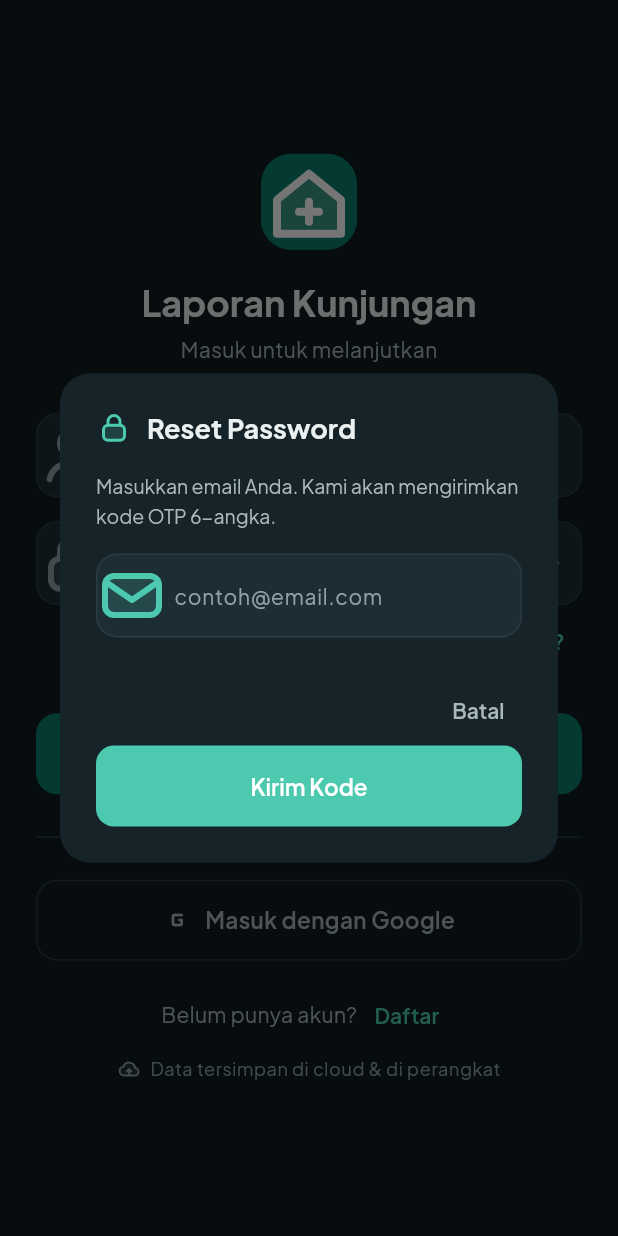
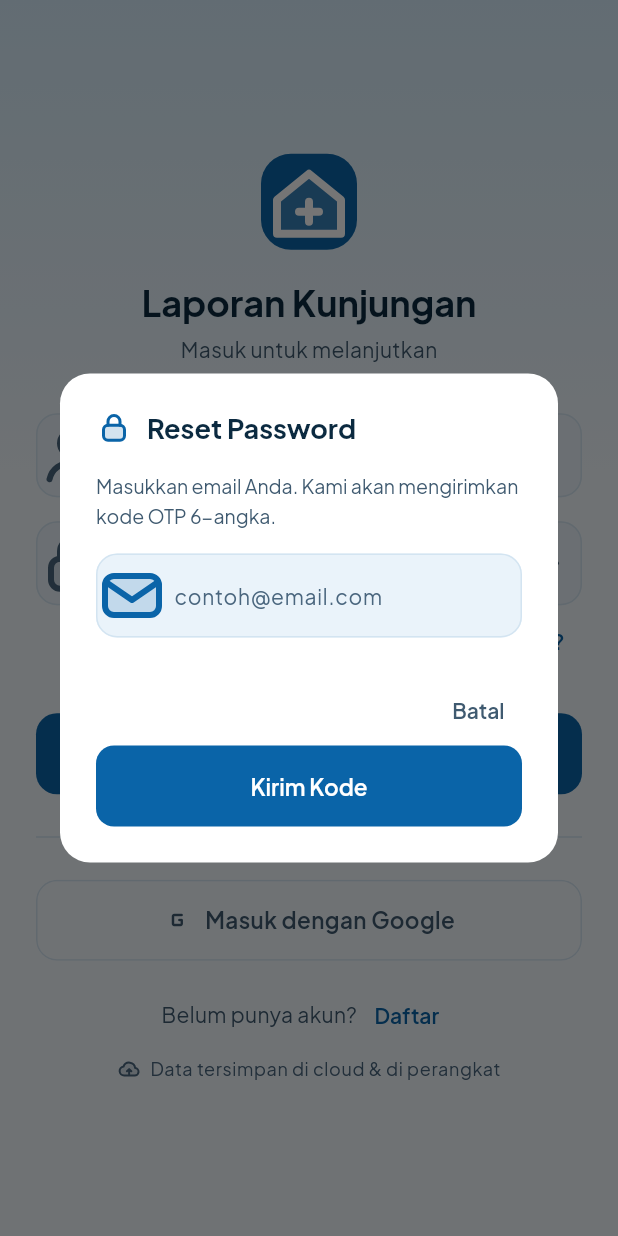
Before and after one commit to ESTAS-crypto/android-puskesmas, a Flutter app: the screen it shows after launch, after a tap on "Lupa password?", on a phone screen of 412 x 824 dp. Run offline on Flutter 3.47's test engine with Material 3 defaults, Android fonts, the phone set to English and light mode, and no system bars; our stand-ins replace flutter_svg, google_fonts, google_sign_in, image_picker, open_file, package_info_plus and 7 more; accounts and stored records are empty; project files that could hold a hidden picture were left out.

Commit message:
feat(redesign): fase 1 - implementasi tema terang Laut & Langit

```diff
--- a/lib/main.dart
+++ b/lib/main.dart
@@ -21,9 +21,9 @@ void main() async {
   SystemChrome.setSystemUIOverlayStyle(
     const SystemUiOverlayStyle(
       statusBarColor: Colors.transparent,
-      statusBarIconBrightness: Brightness.light,
-      systemNavigationBarColor: AppTheme.primaryDark,
-      systemNavigationBarIconBrightness: Brightness.light,
+      statusBarIconBrightness: Brightness.dark,
+      systemNavigationBarColor: AppTheme.bg,
+      systemNavigationBarIconBrightness: Brightness.dark,
     ),
   );
   runApp(const LaporanKunjunganApp());
@@ -37,7 +37,7 @@ class LaporanKunjunganApp extends StatelessWidget {
     return MaterialApp(
       title: 'Laporan Kunjungan Rumah',
       debugShowCheckedModeBanner: false,
-      theme: AppTheme.darkTheme,
+      theme: AppTheme.lightTheme,
       home: const SplashScreen(),
     );
   }
--- a/lib/screens/dashboard_screen.dart
+++ b/lib/screens/dashboard_screen.dart
@@ -252,8 +252,12 @@ class _DashboardScreenState extends State<DashboardScreen> {
     final firstName = nama.isEmpty ? 'Kader' : nama.split(' ').first;
 
     return Scaffold(
-      body: ConnectivityBanner(
-        child: SafeArea(
+      body: DecoratedBox(
+        decoration: const BoxDecoration(
+          gradient: AppTheme.backgroundGradient,
+        ),
+        child: ConnectivityBanner(
+          child: SafeArea(
           child: RefreshIndicator(
             onRefresh: _loadSummary,
             color: AppTheme.accent,
@@ -301,8 +305,9 @@ class _DashboardScreenState extends State<DashboardScreen> {
           ),
         ),
       ),
-    );
-  }
+    ),
+  );
+}
 
   Widget _buildHeader(String firstName) {
     final t = Theme.of(context).textTheme;
--- a/lib/screens/login_screen.dart
+++ b/lib/screens/login_screen.dart
@@ -632,8 +632,12 @@ class _LoginScreenState extends State<LoginScreen>
     var i = 0;
 
     return Scaffold(
-      body: SafeArea(
-        child: Center(
+      body: DecoratedBox(
+        decoration: const BoxDecoration(
+          gradient: AppTheme.backgroundGradient,
+        ),
+        child: SafeArea(
+          child: Center(
           child: SingleChildScrollView(
             padding: const EdgeInsets.symmetric(horizontal: 24, vertical: 24),
             child: ConstrainedBox(
@@ -954,6 +958,7 @@ class _LoginScreenState extends State<LoginScreen>
           ),
         ),
       ),
-    );
-  }
+    ),
+  );
 }
+}
--- a/lib/screens/splash_screen.dart
+++ b/lib/screens/splash_screen.dart
@@ -32,7 +32,7 @@ class _SplashScreenState extends State<SplashScreen>
     with TickerProviderStateMixin {
   static const double _total = 2.8; // detik
   static const _sky = Color(0xFFD6ECFA);
-  static const _exitColor = Color(0xFFDCEFFB);
+  static const _exitColor = AppTheme.bg;
 
   late final AnimationController _intro = AnimationController(
       vsync: this, duration: const Duration(milliseconds: 2800));
--- a/lib/theme/app_theme.dart
+++ b/lib/theme/app_theme.dart
@@ -1,4 +1,5 @@
 import 'package:flutter/material.dart';
+import 'package:flutter/services.dart';
 import 'package:google_fonts/google_fonts.dart';
 import 'motion.dart';
 
@@ -32,57 +33,72 @@ class AppTheme {
   AppTheme._();
 
   // ── Permukaan ──────────────────────────────────────────────
-  static const Color bg = Color(0xFF0F1A1E);
-  static const Color surface = Color(0xFF162329);
-  static const Color surfaceRaised = Color(0xFF1D2D34);
-  static const Color outline = Color(0xFF2A3B43);
+  static const Color bg = Color(0xFFF1F8FD);
+  static const Color surface = Color(0xFFFFFFFF);
+  static const Color surfaceRaised = Color(0xFFEAF3FA);
+  static const Color outline = Color(0xFFD3E4F1);
 
   // ── Aksen ──────────────────────────────────────────────────
-  /// Teal terang: untuk ikon, tautan, indikator di atas latar gelap (kontras ≥ 7:1).
-  static const Color accent = Color(0xFF4CC9AE);
-
-  /// Teal dalam: untuk tombol terisi. Teks putih di atasnya = kontras 4.9:1 (lulus AA).
-  static const Color primaryDeep = Color(0xFF0B7F6C);
+  /// Biru laut primer untuk tombol terisi, ikon aksen, tautan, dan indikator.
+  /// Teks putih di atasnya = kontras 6.2:1 (lulus WCAG AA).
+  static const Color accent = Color(0xFF0A64A8);
+  static const Color primaryDeep = Color(0xFF0A64A8);
 
   // ── Teks ───────────────────────────────────────────────────
-  static const Color text = Color(0xFFEAF1F0); // 14:1
-  static const Color textMuted = Color(0xFFA9B8BC); // 7.9:1
-  static const Color textFaint = Color(0xFF8FA2AB); // 6:1 (dulu 3.2:1 — gagal AA)
+  static const Color text = Color(0xFF0B2A40); // 14.8:1
+  static const Color textMuted = Color(0xFF3F5A70); // 7.2:1
+  static const Color textFaint = Color(0xFF4A667E); // ≥ 4.6:1
 
   // ── Status ─────────────────────────────────────────────────
-  static const Color success = Color(0xFF5FCB8A);
-  static const Color warning = Color(0xFFF2B35E);
-  static const Color error = Color(0xFFFF8A80);
-  static const Color info = Color(0xFF7AA7FF);
+  static const Color success = Color(0xFF176B40);
+  static const Color warning = Color(0xFF8A5200);
+  static const Color error = Color(0xFFB02323);
+  static const Color info = Color(0xFF0A64A8);
+
+  // ── Bayangan Kartu ──────────────────────────────────────────
+  static const List<BoxShadow> cardShadow = [
+    BoxShadow(
+      color: Color.fromRGBO(11, 42, 64, 0.06),
+      blurRadius: 2,
+      offset: Offset(0, 1),
+    ),
+    BoxShadow(
+      color: Color.fromRGBO(10, 100, 168, 0.08),
+      blurRadius: 20,
+      offset: Offset(0, 8),
+    ),
+  ];
 
   // ── Alias nama lama (JANGAN dihapus sampai semua layar dimigrasi) ──
   static const Color primaryDark = bg;
-  static const Color secondaryDark = Color(0xFF131F24);
+  static const Color secondaryDark = Color(0xFFE3EFF8);
   static const Color cardDark = surface;
   static const Color surfaceDark = surfaceRaised;
   static const Color accentTeal = accent;
   static const Color accentBlue = info;
-  static const Color accentPurple = Color(0xFFA99CFF);
+  static const Color accentPurple = Color(0xFF5B4EB3);
   static const Color textPrimary = text;
   static const Color textSecondary = textMuted;
   static const Color textHint = textFaint;
   static const Color divider = outline;
 
-  /// Gradasi tombol lama: dibuat nyaris datar & cukup gelap agar teks putih terbaca.
+  /// Gradasi tombol & header: biru laut pekat agar teks putih terbaca jelas.
   static const LinearGradient primaryGradient = LinearGradient(
-    colors: [Color(0xFF0B8470), Color(0xFF0A7566)],
+    colors: [Color(0xFF0A64A8), Color(0xFF08548E)],
     begin: Alignment.topLeft,
     end: Alignment.bottomRight,
   );
 
+  /// Gradasi atas layar: dari biru langit #D6ECFA ke latar #F1F8FD (±340 px)
   static const LinearGradient backgroundGradient = LinearGradient(
-    colors: [bg, Color(0xFF0C161A)],
+    colors: [Color(0xFFD6ECFA), bg],
+    stops: [0.0, 0.38],
     begin: Alignment.topCenter,
     end: Alignment.bottomCenter,
   );
 
   static const LinearGradient cardGradient = LinearGradient(
-    colors: [surface, Color(0xFF132026)],
+    colors: [surface, Color(0xFFF6FAFD)],
     begin: Alignment.topLeft,
     end: Alignment.bottomRight,
   );
@@ -92,14 +108,16 @@ class AppTheme {
       color: surface,
       borderRadius: BorderRadius.circular(AppRadius.lg),
       border: Border.all(color: outline, width: 1),
+      boxShadow: cardShadow,
     );
   }
 
   /// Warna tint transparan dari sebuah warna (untuk chip/ikon).
-  static Color tint(Color c, [double alpha = 0.14]) => c.withValues(alpha: alpha);
+  static Color tint(Color c, [double alpha = 0.10]) => c.withValues(alpha: alpha);
 
-  static ThemeData get darkTheme {
-    final baseText = ThemeData(brightness: Brightness.dark).textTheme;
+  /// Tema utama aplikasi (Tema Terang "Laut & Langit")
+  static ThemeData get lightTheme {
+    final baseText = ThemeData(brightness: Brightness.light).textTheme;
     final textTheme = GoogleFonts.plusJakartaSansTextTheme(baseText)
         .apply(bodyColor: text, displayColor: text)
         .copyWith(
@@ -128,18 +146,18 @@ class AppTheme {
 
     return ThemeData(
       useMaterial3: true,
-      brightness: Brightness.dark,
+      brightness: Brightness.light,
       scaffoldBackgroundColor: bg,
       canvasColor: bg,
-      colorScheme: const ColorScheme.dark(
+      colorScheme: const ColorScheme.light(
         primary: accent,
-        onPrimary: Color(0xFF06241E),
-        secondary: info,
+        onPrimary: Colors.white,
+        secondary: Color(0xFF3F9FD0),
         onSecondary: Colors.white,
         surface: surface,
         onSurface: text,
         error: error,
-        onError: Color(0xFF3A0B07),
+        onError: Colors.white,
         outline: outline,
       ),
       textTheme: textTheme,
@@ -155,8 +173,14 @@ class AppTheme {
         elevation: 0,
         scrolledUnderElevation: 0,
         centerTitle: false,
-        titleTextStyle: textTheme.titleLarge,
+        titleTextStyle: textTheme.titleLarge?.copyWith(color: text),
         iconTheme: const IconThemeData(color: text),
+        systemOverlayStyle: const SystemUiOverlayStyle(
+          statusBarColor: Colors.transparent,
+          statusBarIconBrightness: Brightness.dark,
+          systemNavigationBarColor: bg,
+          systemNavigationBarIconBrightness: Brightness.dark,
+        ),
       ),
       dividerTheme: const DividerThemeData(color: outline, thickness: 1, space: 1),
       elevatedButtonTheme: ElevatedButtonThemeData(
@@ -211,8 +235,8 @@ class AppTheme {
         shape: RoundedRectangleBorder(
           borderRadius: BorderRadius.circular(AppRadius.xl),
         ),
-        titleTextStyle: textTheme.titleLarge,
-        contentTextStyle: textTheme.bodyMedium,
+        titleTextStyle: textTheme.titleLarge?.copyWith(color: text),
+        contentTextStyle: textTheme.bodyMedium?.copyWith(color: textMuted),
       ),
       bottomSheetTheme: const BottomSheetThemeData(
         backgroundColor: surface,
@@ -234,9 +258,9 @@ class AppTheme {
         selectionHandleColor: accent,
       ),
       snackBarTheme: SnackBarThemeData(
-        backgroundColor: surfaceRaised,
-        contentTextStyle: textTheme.bodyMedium?.copyWith(color: text),
-        actionTextColor: accent,
+        backgroundColor: const Color(0xFF0B2A40),
+        contentTextStyle: textTheme.bodyMedium?.copyWith(color: Colors.white),
+        actionTextColor: const Color(0xFF8FD0FF),
         behavior: SnackBarBehavior.floating,
         shape: RoundedRectangleBorder(
           borderRadius: BorderRadius.circular(AppRadius.md),
@@ -244,4 +268,8 @@ class AppTheme {
       ),
     );
   }
+
+  /// Alias darkTheme mengarah ke lightTheme agar layar yang masih memanggil darkTheme
+  /// otomatis ikut berganti ke tema terang yang konsisten.
+  static ThemeData get darkTheme => lightTheme;
 }
--- a/lib/widgets/ui/ui.dart
+++ b/lib/widgets/ui/ui.dart
@@ -45,7 +45,15 @@ class _AppCardState extends State<AppCard> {
       side: BorderSide(color: widget.borderColor ?? AppTheme.outline),
     );
 
-    Widget card = Material(
+    final hasShadow = (widget.color == null || widget.color == AppTheme.surface) &&
+        (widget.borderColor == null || widget.borderColor != Colors.transparent);
+
+    Widget card = DecoratedBox(
+      decoration: BoxDecoration(
+        borderRadius: BorderRadius.circular(widget.radius),
+        boxShadow: hasShadow ? AppTheme.cardShadow : null,
+      ),
+      child: Material(
         color: widget.color ?? AppTheme.surface,
         shape: shape,
         clipBehavior: Clip.antiAlias,
@@ -59,6 +67,7 @@ class _AppCardState extends State<AppCard> {
           onLongPress: widget.onLongPress,
           onHighlightChanged: interactive ? (v) => setState(() => _down = v) : null,
           child: Padding(padding: widget.padding, child: widget.child),
+        ),
       ),
     );
 
```
Lines whose indentation alone changed are shown as unchanged.
